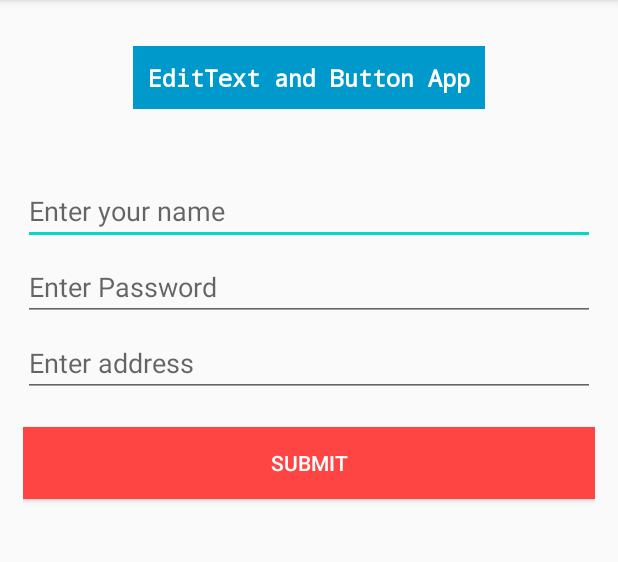
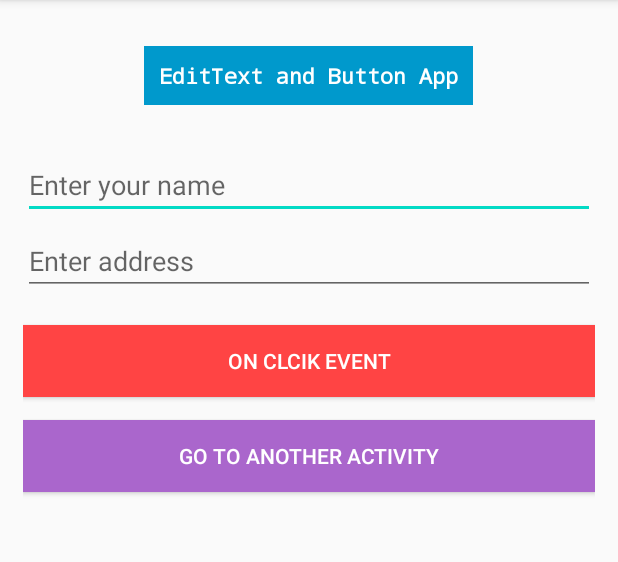
Before and after one commit to cseshahriar/Android-Learning-Repository, an Android app: the screen it shows after launch (MainActivity), on a phone screen of 412 x 824 dp, the part 84-646 px from its top. Run offline under Robolectric (Android 15) with nearby library versions, the phone set to English and light mode, and no system bars.

Commit message:
Input value display and go another activity

```diff
--- a/EditText_Button/app/src/main/AndroidManifest.xml
+++ b/EditText_Button/app/src/main/AndroidManifest.xml
@@ -9,6 +9,7 @@
         android:roundIcon="@mipmap/ic_launcher_round"
         android:supportsRtl="true"
         android:theme="@style/AppTheme">
+        <activity android:name=".SecondActivity"></activity>
         <activity android:name=".MainActivity">
             <intent-filter>
                 <action android:name="android.intent.action.MAIN" />
--- a/EditText_Button/app/src/main/res/layout/activity_main.xml
+++ b/EditText_Button/app/src/main/res/layout/activity_main.xml
@@ -15,14 +15,14 @@
         android:layout_height="wrap_content"
         android:layout_gravity="center"
         android:layout_margin="15dp"
-        android:layout_marginTop="30dp"
+        android:layout_marginTop="15dp"
         android:background="@android:color/holo_blue_dark"
         android:fontFamily="monospace"
         android:gravity="center"
         android:padding="10dp"
         android:text="EditText and Button App"
         android:textColor="#fff"
-        android:textSize="16sp"
+        android:textSize="14sp"
         android:textStyle="bold"
         app:layout_constraintBottom_toBottomOf="parent"
         app:layout_constraintLeft_toLeftOf="parent"
@@ -30,8 +30,8 @@
         app:layout_constraintTop_toTopOf="parent" />
 
     <EditText
-        android:layout_marginTop="30dp"
-        android:id="@+id/editText"
+        android:layout_marginTop="15dp"
+        android:id="@+id/name"
         android:layout_width="match_parent"
         android:layout_height="wrap_content"
         android:ems="10"
@@ -40,16 +40,7 @@
 
     <EditText
         android:layout_marginTop="5dp"
-        android:hint="Enter Password"
-        android:id="@+id/editText2"
-        android:layout_width="match_parent"
-        android:layout_height="wrap_content"
-        android:ems="10"
-        android:inputType="textPassword" />
-
-    <EditText
-        android:layout_marginTop="5dp"
-        android:id="@+id/editText3"
+        android:id="@+id/address"
         android:layout_width="match_parent"
         android:layout_height="wrap_content"
         android:ems="10"
@@ -61,9 +52,27 @@
         android:layout_marginTop="20dp"
         android:textColor="#fff"
         android:background="@android:color/holo_red_light"
-        android:id="@+id/button"
+        android:id="@+id/submit"
         android:layout_width="match_parent"
         android:layout_height="wrap_content"
-        android:text="Submit" />
+        android:text="On Clcik Event" />
+
+    <Button
+        android:layout_marginTop="15dp"
+        android:textColor="#fff"
+        android:background="@android:color/holo_purple"
+        android:id="@+id/submit2"
+        android:layout_width="match_parent"
+        android:layout_height="wrap_content"
+        android:text="Go to Another Activity"/>
+
+    <TextView
+        android:id="@+id/result"
+        android:text=""
+        android:layout_gravity="center"
+        android:textSize="16sp"
+        android:layout_marginTop="15dp"
+        android:layout_width="match_parent"
+        android:layout_height="wrap_content"/>
 
 </LinearLayout>
```
Also changed, not shown: EditText_Button/app/src/main/java/com/example/edittext_button/MainActivity.java (+35 -1 lines), EditText_Button/app/src/main/java/com/example/edittext_button/SecondActivity.java (added, +27 -0 lines), EditText_Button/app/src/main/res/layout/activity_second.xml (added, +33 -0 lines).
